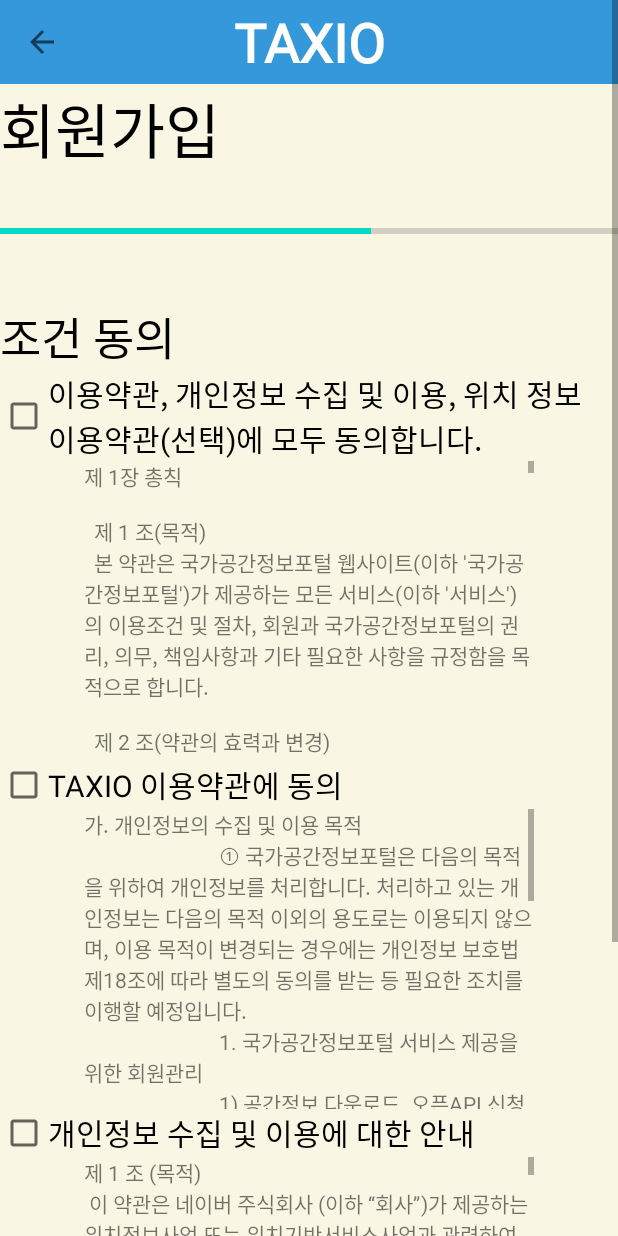
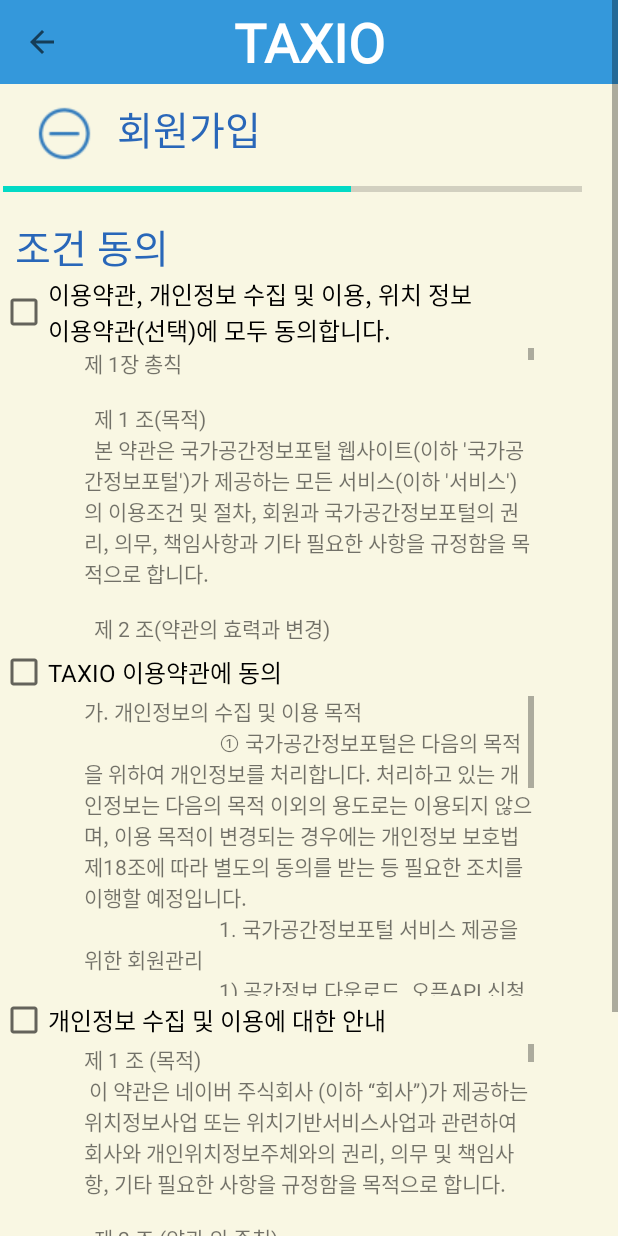
Before and after one commit to MoonGahee/Project_TAXIO_2020, an Android app: the generalClause screen opened directly, with no data from a screen before it, on a phone screen of 412 x 824 dp. Run offline under Robolectric (Android 15) with nearby library versions, the phone set to English and light mode, and no system bars.

Commit message:
Merge branch 'master' of D:\Android\Project_TAXIO_2020 with conflicts.

```diff
--- a/app/src/main/java/com/example/project_taxio_2020/generalSRegionActivity.java
+++ b/app/src/main/java/com/example/project_taxio_2020/generalSRegionActivity.java
@@ -6,6 +6,7 @@ import android.os.Bundle;
 import android.view.MenuItem;
 import android.view.View;
 import android.widget.Button;
+import android.widget.ImageButton;
 import android.widget.ImageView;
 import android.widget.TextView;
 
@@ -20,6 +21,7 @@ public class generalSRegionActivity extends AppCompatActivity {
     Toolbar toolbar;
     TextView title_text;
     ImageView map;
+    ImageButton btnJeju;
 
     @Override
     protected void onCreate(@Nullable Bundle savedInstanceState) {
@@ -28,8 +30,9 @@ public class generalSRegionActivity extends AppCompatActivity {
         setToolbar();
 
         map = findViewById(R.id.imageKorea);
+        btnJeju = findViewById(R.id.btnJeju);
 
-        map.setOnClickListener(new View.OnClickListener() {
+        btnJeju.setOnClickListener(new View.OnClickListener() {
             @Override
             public void onClick(View v) {
                 AlertDialog.Builder builder = new AlertDialog.Builder(generalSRegionActivity.this);
--- a/app/src/main/res/layout/general_clause.xml
+++ b/app/src/main/res/layout/general_clause.xml
@@ -15,27 +15,38 @@
         app:layout_constraintLeft_toLeftOf="parent"
         app:layout_constraintTop_toTopOf="parent"/> <!--툴바-->
 
-    <TextView
-        android:id="@+id/title"
+    <ImageView
+        android:id="@+id/bell"
         android:layout_width="wrap_content"
         android:layout_height="wrap_content"
+        android:layout_marginLeft="20dp"
+        android:layout_marginTop="8dp"
+        android:src="@drawable/minusbtn"
         app:layout_constraintLeft_toLeftOf="parent"
+        app:layout_constraintTop_toBottomOf="@id/bar" />
+
+    <TextView
+        android:id="@+id/makeMember"
+        style="@style/title1"
+        android:layout_width="wrap_content"
+        android:layout_height="wrap_content"
+        android:text="회원가입"
+        app:layout_constraintLeft_toRightOf="@+id/bell"
         app:layout_constraintTop_toBottomOf="@+id/bar"
-        android:text="회원가입"
-        android:textSize="40sp"
-        android:textColor="#000000"/>
+        />
 
     <ProgressBar
         android:id="@+id/progress"
-        android:layout_width="match_parent"
-        android:layout_height="wrap_content"
+        style="?android:attr/progressBarStyleHorizontal"
+        android:layout_width="386dp"
+        android:layout_height="17dp"
+        android:layout_marginTop="12dp"
+        android:max="100"
+        android:progress="60"
+        app:layout_constraintHorizontal_bias="0.08"
         app:layout_constraintLeft_toLeftOf="parent"
         app:layout_constraintRight_toRightOf="parent"
-        app:layout_constraintTop_toBottomOf="@+id/title"
-        android:layout_marginTop="30dp"
-        style="?android:attr/progressBarStyleHorizontal"
-        android:max="100"
-        android:progress="60"/>
+        app:layout_constraintTop_toBottomOf="@+id/makeMember" />
 
     <TextView
         android:id="@+id/intro"
@@ -44,9 +55,9 @@
         app:layout_constraintLeft_toLeftOf="parent"
         app:layout_constraintTop_toBottomOf="@+id/progress"
         android:layout_marginTop="40dp"
-        android:text="조건 동의"
-        android:textSize="30sp"
-        android:textColor="#000000"/>
+        android:layout_marginBottom="40dp"
+        style="@style/title1"
+        android:text="조건 동의" />
 
     <CheckBox
         android:id="@+id/all_check"
@@ -56,7 +67,7 @@
         app:layout_constraintLeft_toLeftOf="parent"
         android:layout_marginBottom="20dp"
         android:text="이용약관, 개인정보 수집 및 이용, 위치 정보\n이용약관(선택)에 모두 동의합니다."
-        android:textSize="20sp"/>
+        android:textSize="16sp"/>
 
     <ScrollView
         android:id="@+id/show_clause1"
@@ -216,7 +227,7 @@
         app:layout_constraintLeft_toLeftOf="parent"
         android:layout_marginBottom="20dp"
         android:text="TAXIO 이용약관에 동의"
-        android:textSize="20sp"/>
+        android:textSize="16sp"/>
 
     <ScrollView
         android:id="@+id/show_clause2"
@@ -255,7 +266,7 @@
         app:layout_constraintLeft_toLeftOf="parent"
         android:layout_marginBottom="20dp"
         android:text="개인정보 수집 및 이용에 대한 안내"
-        android:textSize="20sp"/>
+        android:textSize="16sp"/>
 
     <ScrollView
         android:id="@+id/show_clause3"
@@ -342,7 +353,7 @@
         app:layout_constraintLeft_toLeftOf="parent"
         android:layout_marginBottom="20dp"
         android:text="위치정보 이용 약관 동의 (선택)"
-        android:textSize="20sp"/>
+        android:textSize="16sp"/>
 
     <Button
         android:id="@+id/previous"
--- a/app/src/main/res/layout/general_mysche_detail_activity.xml
+++ b/app/src/main/res/layout/general_mysche_detail_activity.xml
@@ -64,12 +64,12 @@
 
     <Button
         android:id="@+id/detailOk"
+        style="@style/button"
         android:layout_width="wrap_content"
         android:layout_height="wrap_content"
-        android:layout_marginTop="20dp"
+        android:layout_marginTop="16dp"
         android:background="@drawable/button_long"
         android:text="확인"
-        style="@style/button"
         app:layout_constraintLeft_toLeftOf="parent"
         app:layout_constraintRight_toRightOf="parent"
         app:layout_constraintTop_toBottomOf="@id/tripDetail" />
```
Also changed, not shown: app/src/main/res/layout/general_make_id.xml (+19 -6 lines), app/src/main/res/layout/general_select_region_activity.xml (+18 -7 lines), app/src/main/res/drawable-v24/jeju.png (added), app/src/main/res/drawable-v24/seoul.jpg (added).
